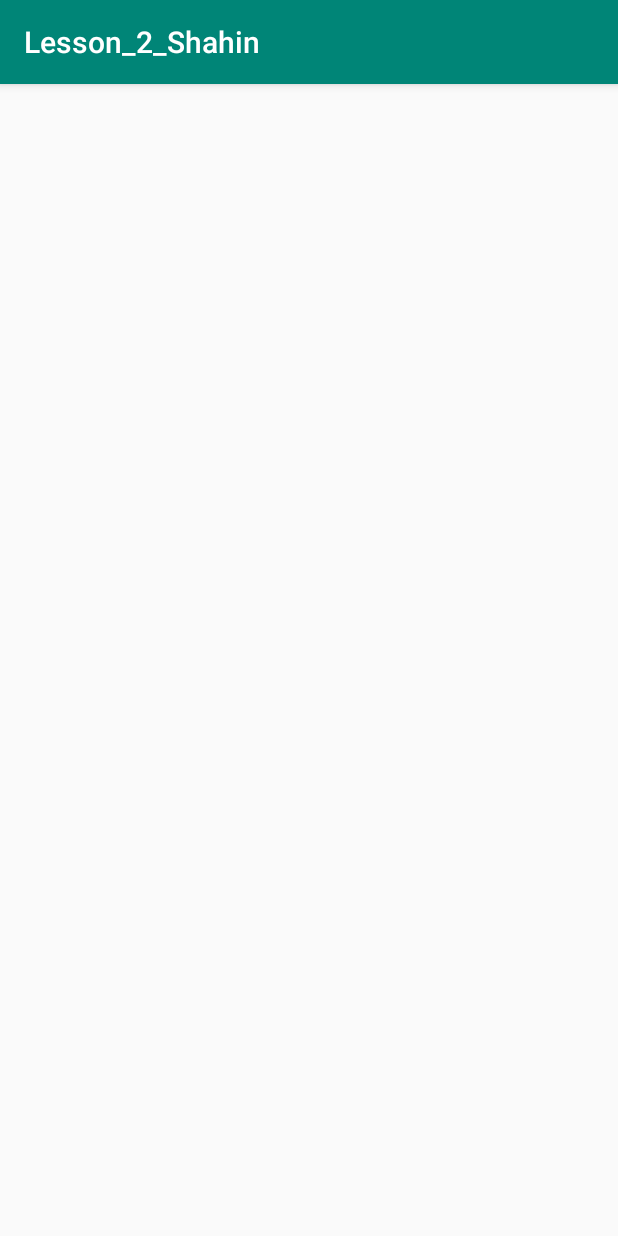
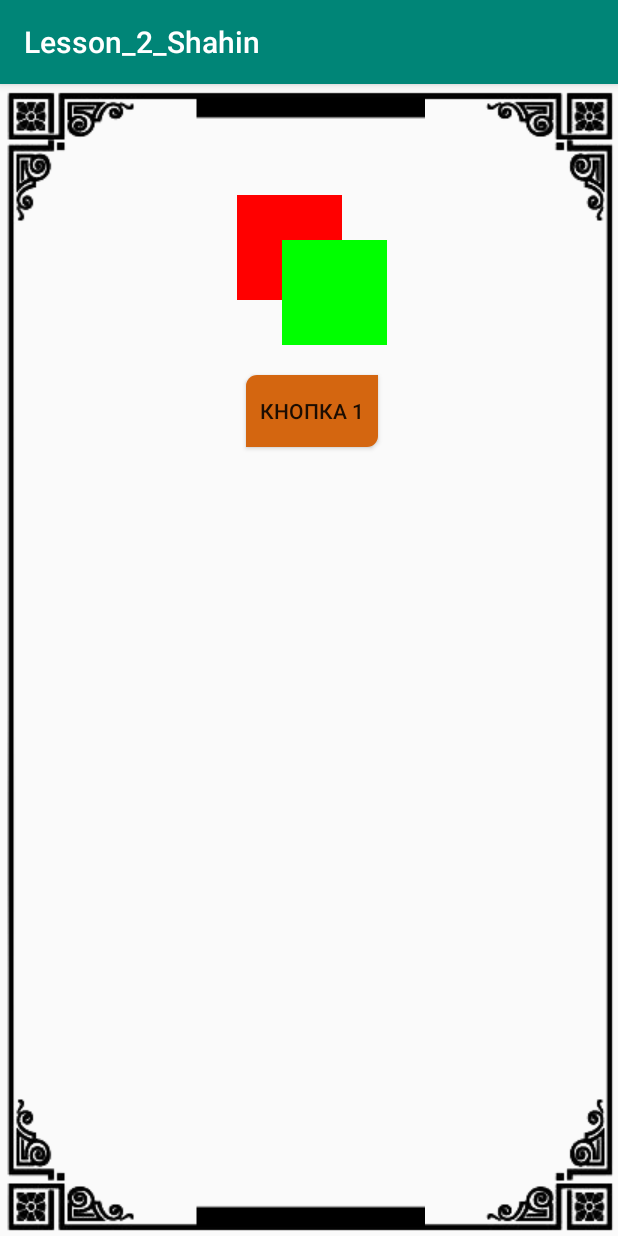
Before and after one commit to IgorShahin/Tooto, an Android app: the Task2Activity screen opened directly, with no data from a screen before it, on a phone screen of 412 x 824 dp. Run offline under Robolectric (Android 15) with nearby library versions, the phone set to English and light mode, and no system bars.

Commit message:
Add lesson 2.2

```diff
--- a/Lesson_2_Shahin/app/src/main/java/ru/handh/lesson_2_shahin/MainActivity.java
+++ b/Lesson_2_Shahin/app/src/main/java/ru/handh/lesson_2_shahin/MainActivity.java
@@ -1,12 +1,10 @@
 package ru.handh.lesson_2_shahin;
+
+import android.content.Intent;
+import android.os.Bundle;
 
 import androidx.appcompat.app.AppCompatActivity;
 
-import android.content.Intent;
-import android.os.Bundle;
-import android.widget.Button;
-
-import butterknife.BindView;
 import butterknife.ButterKnife;
 import butterknife.OnClick;
 
@@ -28,6 +26,7 @@ public class MainActivity extends AppCompatActivity {
 
     @OnClick(R.id.buttonTask2)
     void buttonTask2Click(){
-
+        Intent intent = Task2Activity.createStartIntent(MainActivity.this);
+        startActivity(intent);
     }
 }
--- /dev/null
+++ b/Lesson_2_Shahin/app/src/main/res/drawable/button_off_click.xml
@@ -0,0 +1,11 @@
+<?xml version="1.0" encoding="utf-8"?>
+<shape xmlns:android="http://schemas.android.com/apk/res/android"
+    android:shape="rectangle">
+
+    <corners
+        android:bottomRightRadius="7dp"
+        android:topLeftRadius="7dp" />
+
+    <solid android:color="#d46610" />
+
+</shape>
--- /dev/null
+++ b/Lesson_2_Shahin/app/src/main/res/drawable/button_on_click.xml
@@ -0,0 +1,11 @@
+<?xml version="1.0" encoding="utf-8"?>
+<shape xmlns:android="http://schemas.android.com/apk/res/android"
+    android:shape="rectangle">
+
+    <corners
+        android:bottomLeftRadius="7dp"
+        android:topRightRadius="7dp" />
+
+    <solid android:color="#d46610" />
+
+</shape>
--- /dev/null
+++ b/Lesson_2_Shahin/app/src/main/res/drawable/button_state_list.xml
@@ -0,0 +1,6 @@
+<?xml version="1.0" encoding="utf-8"?>
+<selector xmlns:android="http://schemas.android.com/apk/res/android">
+    <item android:drawable="@drawable/button_on_click" android:state_pressed="true" />
+    <item android:drawable="@drawable/button_off_click" android:state_pressed="false" />
+
+</selector>
--- /dev/null
+++ b/Lesson_2_Shahin/app/src/main/res/drawable/rectangles_layer_list.xml
@@ -0,0 +1,40 @@
+<?xml version="1.0" encoding="utf-8"?>
+<layer-list xmlns:android="http://schemas.android.com/apk/res/android">
+
+    <item android:id="@+id/Canvas">
+        <shape android:shape="rectangle">
+            <size
+                android:width="100dp"
+                android:height="100dp" />
+        </shape>
+    </item>
+
+    <item
+        android:id="@+id/redRectangle"
+        android:bottom="@dimen/padding_red_rectangle_bottom"
+        android:left="@dimen/padding_red_rectangle_left"
+        android:right="@dimen/padding_red_rectangle_right"
+        android:top="@dimen/padding_red_rectangle_top">
+        <shape android:shape="rectangle">
+            <size
+                android:width="60dp"
+                android:height="60dp" />
+            <solid android:color="@color/colorRedRectangle" />
+        </shape>
+    </item>
+
+    <item
+        android:id="@+id/greenRectangle"
+        android:bottom="@dimen/padding_green_rectangle_bottom"
+        android:left="@dimen/padding_green_rectangle_left"
+        android:right="@dimen/padding_green_rectangle_right"
+        android:top="@dimen/padding_green_rectangle_top">
+        <shape android:shape="rectangle">
+            <size
+                android:width="60dp"
+                android:height="60dp" />
+            <solid android:color="@color/colorGreenRectangle" />
+        </shape>
+    </item>
+
+</layer-list>
--- a/Lesson_2_Shahin/app/src/main/res/layout/activity_task1.xml
+++ b/Lesson_2_Shahin/app/src/main/res/layout/activity_task1.xml
@@ -21,7 +21,7 @@
         android:layout_width="wrap_content"
         android:layout_height="wrap_content"
         android:layout_marginBottom="40dp"
-        android:text="@string/button_name"
+        android:text="@string/button_name_task_1"
         app:layout_constraintBottom_toTopOf="@+id/textView"
         app:layout_constraintEnd_toEndOf="parent"
         app:layout_constraintStart_toStartOf="parent" />
--- a/Lesson_2_Shahin/app/src/main/res/layout/activity_task2.xml
+++ b/Lesson_2_Shahin/app/src/main/res/layout/activity_task2.xml
@@ -4,6 +4,28 @@
     xmlns:tools="http://schemas.android.com/tools"
     android:layout_width="match_parent"
     android:layout_height="match_parent"
-    tools:context=".Task2Activity">
+    tools:context=".Task2Activity"
+    android:background="@drawable/background2">
+
+    <ImageView
+        android:id="@+id/imageViewRectangles"
+        android:layout_width="wrap_content"
+        android:layout_height="wrap_content"
+        android:layout_marginTop="30dp"
+        android:src="@drawable/rectangles_layer_list"
+        app:layout_constraintEnd_toEndOf="parent"
+        app:layout_constraintStart_toStartOf="parent"
+        app:layout_constraintTop_toTopOf="parent" />
+
+    <Button
+        android:id="@+id/button2"
+        android:layout_width="wrap_content"
+        android:layout_height="wrap_content"
+        android:layout_marginTop="20dp"
+        android:text="@string/button_name_task_2"
+        android:background="@drawable/button_state_list"
+        app:layout_constraintEnd_toEndOf="parent"
+        app:layout_constraintStart_toStartOf="parent"
+        app:layout_constraintTop_toBottomOf="@+id/imageViewRectangles" />
 
 </androidx.constraintlayout.widget.ConstraintLayout>
--- a/Lesson_2_Shahin/app/src/main/res/values-v21/strings.xml
+++ b/Lesson_2_Shahin/app/src/main/res/values-v21/strings.xml
@@ -1,3 +1,3 @@
 <resources>
-    <string name="button_name">Радость и счастье</string>
+    <string name="button_name_task_1">Радость и счастье</string>
 </resources>
--- a/Lesson_2_Shahin/app/src/main/res/values/colors.xml
+++ b/Lesson_2_Shahin/app/src/main/res/values/colors.xml
@@ -4,4 +4,6 @@
     <color name="colorPrimaryDark">#00574B</color>
     <color name="colorAccent">#D81B60</color>
     <color name="colorText">#BB0202</color>
+    <color name="colorRedRectangle">#FF0000</color>
+    <color name="colorGreenRectangle">#00FF00</color>
 </resources>
--- /dev/null
+++ b/Lesson_2_Shahin/app/src/main/res/values/dimen.xml
@@ -0,0 +1,14 @@
+<?xml version="1.0" encoding="utf-8"?>
+<resources>
+    <!-- Red rectangle in layer list -->
+    <dimen name="padding_red_rectangle_top">0dp</dimen>
+    <dimen name="padding_red_rectangle_left">0dp</dimen>
+    <dimen name="padding_red_rectangle_right">30dp</dimen>
+    <dimen name="padding_red_rectangle_bottom">30dp</dimen>
+
+    <!-- Green rectangle in layer list -->
+    <dimen name="padding_green_rectangle_top">30dp</dimen>
+    <dimen name="padding_green_rectangle_left">30dp</dimen>
+    <dimen name="padding_green_rectangle_right">0dp</dimen>
+    <dimen name="padding_green_rectangle_bottom">0dp</dimen>
+</resources>
--- a/Lesson_2_Shahin/app/src/main/res/values/strings.xml
+++ b/Lesson_2_Shahin/app/src/main/res/values/strings.xml
@@ -3,5 +3,7 @@
     <string name="task_1_name">Task 1</string>
     <string name="task_2_name">Task 2</string>
     <string name="quatrain">Sorry, there is nothing</string>
-    <string name="button_name" translatable="false">Боль и страдание</string>
+    <string name="button_name_task_1" translatable="false">Боль и страдание</string>
+    <string name="button_name_task_2" translatable="false">Кнопка 1</string>
+
 </resources>
```
Also changed, not shown: Lesson_2_Shahin/app/src/main/res/drawable/background.png (added), Lesson_2_Shahin/app/src/main/res/drawable/background2.9.png (added).
